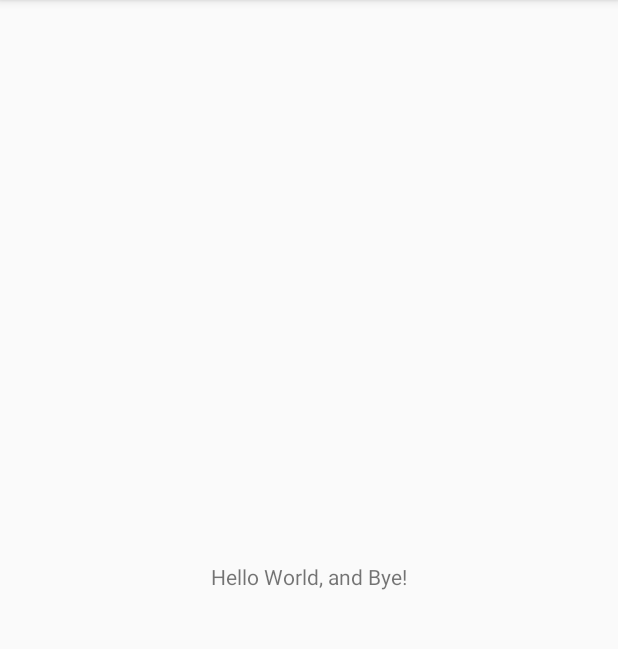
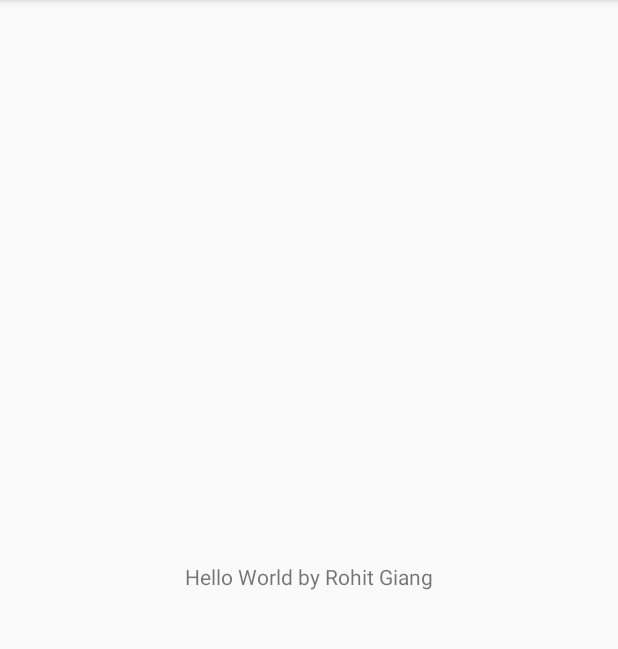
Before and after one commit to purrfectgrape/CS125FinalProject, an Android app: the screen it shows after launch (MainActivity), on a phone screen of 412 x 824 dp, the part 84-733 px from its top. Run offline under Robolectric (Android 15) with nearby library versions, the phone set to English and light mode, and no system bars.

Commit message:
HelloWorld!!! by Rohit

```diff
--- a/app/src/main/res/layout/activity_main.xml
+++ b/app/src/main/res/layout/activity_main.xml
@@ -9,7 +9,7 @@
     <TextView
         android:layout_width="wrap_content"
         android:layout_height="wrap_content"
-        android:text="Hello World, and Bye!"
+        android:text="Hello World by Rohit Giang"
         app:layout_constraintBottom_toBottomOf="parent"
         app:layout_constraintLeft_toLeftOf="parent"
         app:layout_constraintRight_toRightOf="parent"
```
